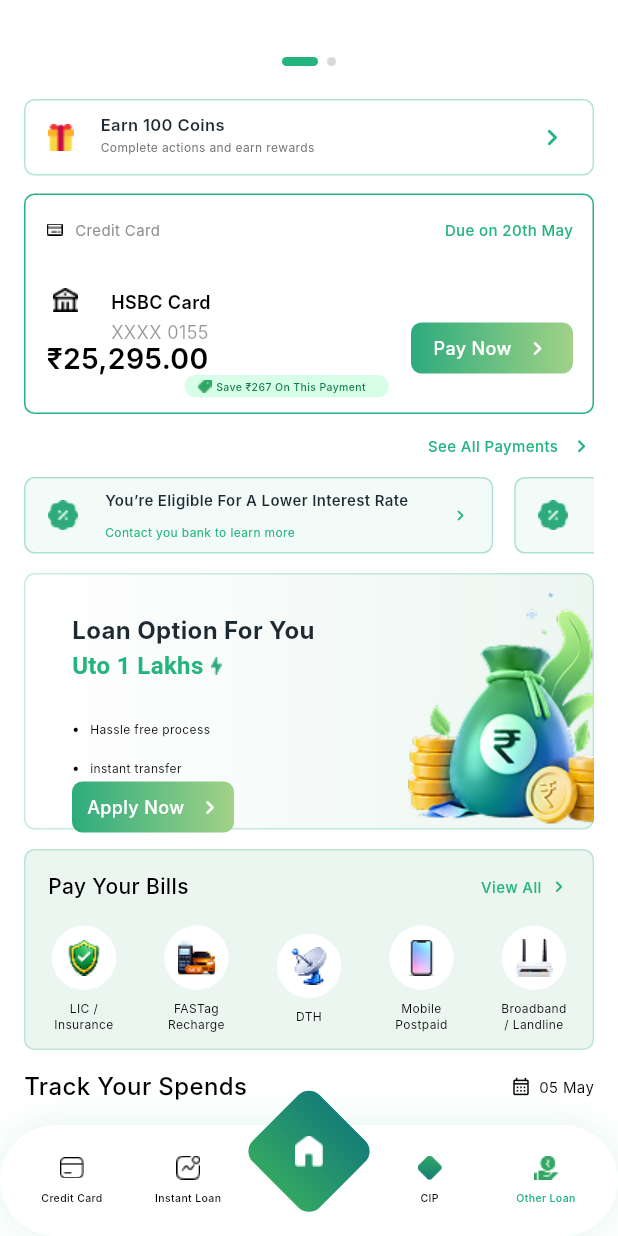
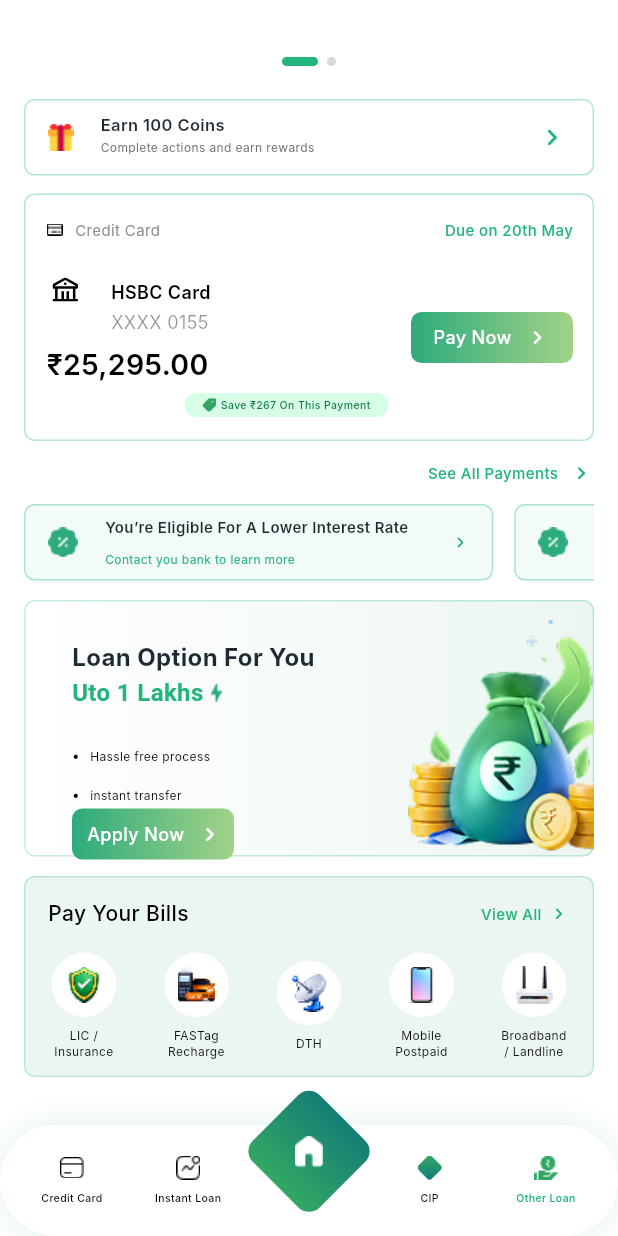
Before and after one commit to AryaMehta03/swipeloan_flutter_assessment, a Flutter app: the screen it shows after launch, scrolled down 576 dp, on a phone screen of 412 x 824 dp. Run offline on Flutter 3.47's test engine with Material 3 defaults, Android fonts, the phone set to English and light mode, and no system bars; our stand-ins replace flutter_svg; Roboto replaces fonts that are missing (Inter).

Commit message:
fix: improved credit card payment card UI

```diff
--- a/lib/core/constants/app_assets.dart
+++ b/lib/core/constants/app_assets.dart
@@ -35,5 +35,7 @@
   static const String navHome = 'assets/images/bottom_nav_home.png';
   static const String navCip = 'assets/images/bottom_nav_rectangle.png';
   static const String navOtherLoan = 'assets/images/bottom_nav_rupee02.png';
+  static const bankIconSvg = 'assets/images/bank.svg';
+  static const savePaymentIconSvg = 'assets/images/save_icon_payment_card.svg';
   static const scoreProgressBadge = 'assets/images/scroll_carousel_img03.svg';
 }
--- a/lib/features/home/presentation/widgets/credit_card_payment_card.dart
+++ b/lib/features/home/presentation/widgets/credit_card_payment_card.dart
@@ -1,4 +1,5 @@
 import 'package:flutter/material.dart';
+import 'package:flutter_svg/flutter_svg.dart';
 
 import '../../../../core/constants/app_assets.dart';
 import '../../../../core/constants/app_colors.dart';
@@ -12,13 +13,13 @@
       crossAxisAlignment: CrossAxisAlignment.end,
       children: [
         Container(
-          height: 147,
+          height: 165,
           width: double.infinity,
           padding: const EdgeInsets.fromLTRB(14, 13, 13, 10),
           decoration: BoxDecoration(
             color: Colors.white,
             borderRadius: BorderRadius.circular(7),
-            border: Border.all(color: AppColors.primary),
+            border: Border.all(color: AppColors.primary.withOpacity(0.34)),
           ),
           child: Stack(
             children: const [
@@ -88,12 +89,12 @@
   Widget build(BuildContext context) {
     return Positioned(
       left: 4,
-      top: 49,
+      top: 42,
       child: Row(
         crossAxisAlignment: CrossAxisAlignment.start,
         children: [
-          Image.asset(
-            AppAssets.bankIcon,
+          SvgPicture.asset(
+            AppAssets.bankIconSvg,
             width: 17,
             height: 16,
             fit: BoxFit.contain,
@@ -137,7 +138,7 @@
   Widget build(BuildContext context) {
     return const Positioned(
       left: 0,
-      top: 86,
+      top: 90,
       child: Text(
         '₹25,295.00',
         style: TextStyle(
@@ -159,7 +160,7 @@
   Widget build(BuildContext context) {
     return Positioned(
       right: 0,
-      top: 72,
+      top: 65,
       child: Container(
         width: 108,
         height: 34,
@@ -167,10 +168,7 @@
         decoration: BoxDecoration(
           borderRadius: BorderRadius.circular(7),
           gradient: const LinearGradient(
-            colors: [
-              Color(0xFF2DAB7D),
-              Color(0xFFA1D287),
-            ],
+            colors: [Color(0xFF2DAB7D), Color(0xFFA1D287)],
           ),
         ),
         child: const Row(
@@ -187,11 +185,7 @@
               ),
             ),
             SizedBox(width: 8),
-            Icon(
-              Icons.chevron_right_rounded,
-              size: 18,
-              color: Colors.white,
-            ),
+            Icon(Icons.chevron_right_rounded, size: 18, color: Colors.white),
           ],
         ),
       ),
@@ -206,19 +200,20 @@
   Widget build(BuildContext context) {
     return Positioned(
       left: 92,
-      bottom: 0,
+      top: 119,
       child: Container(
         width: 136,
-        height: 15,
-        padding: const EdgeInsets.only(left: 9),
+        height: 16,
+        padding: const EdgeInsets.symmetric(horizontal: 7),
         decoration: BoxDecoration(
           color: const Color(0xFFD7FEE6),
           borderRadius: BorderRadius.circular(12),
         ),
         child: Row(
+          mainAxisAlignment: MainAxisAlignment.center,
           children: [
-            Image.asset(
-              AppAssets.savePaymentIcon,
+            SvgPicture.asset(
+              AppAssets.savePaymentIconSvg,
               width: 9,
               height: 9,
               fit: BoxFit.contain,
@@ -230,6 +225,7 @@
                 fontFamily: 'Inter',
                 fontSize: 7,
                 fontWeight: FontWeight.w500,
+                height: 1,
                 color: Color(0xFF13784E),
               ),
             ),
@@ -258,11 +254,7 @@
           ),
         ),
         SizedBox(width: 7),
-        Icon(
-          Icons.chevron_right_rounded,
-          size: 17,
-          color: AppColors.primary,
-        ),
+        Icon(Icons.chevron_right_rounded, size: 17, color: AppColors.primary),
       ],
     );
   }
```
Also changed, not shown: assets/images/bank.svg (added), assets/images/save_icon_payment_card.svg (added).
